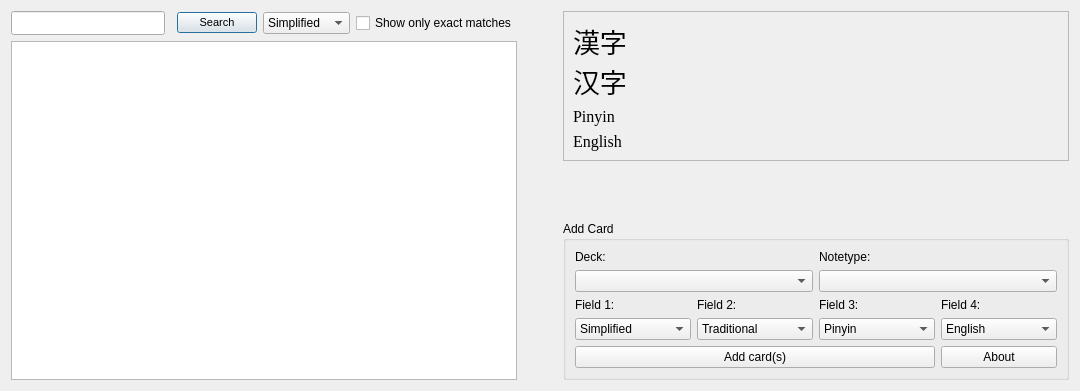
Old version of the form designer/dict_ui.ui in the repository ThoreBor/CC-CEDICT-for-Anki.
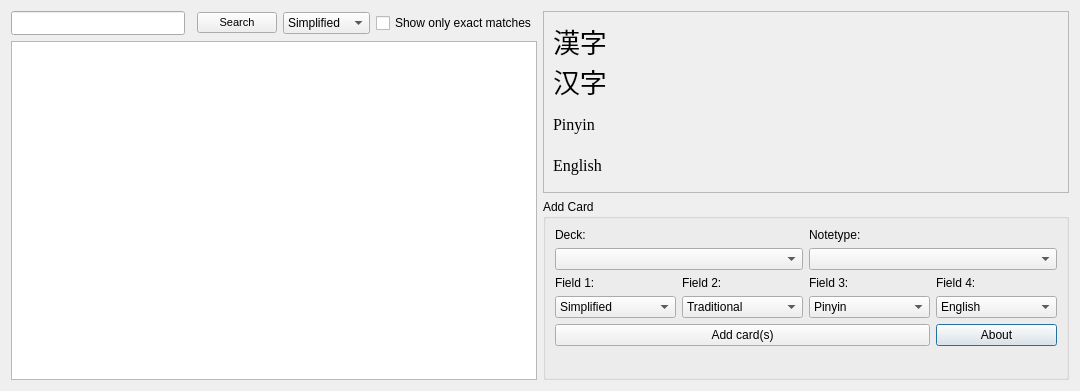
New version of the form. Icons and pictures are not drawn.

```diff
--- a/designer/dict_ui.ui
+++ b/designer/dict_ui.ui
@@ -24,23 +24,7 @@
     <normaloff>:/icon/icons/icon.png</normaloff>:/icon/icons/icon.png</iconset>
   </property>
   <layout class="QGridLayout" name="gridLayout_4">
-   <item row="0" column="1" rowspan="3">
-    <spacer name="horizontalSpacer">
-     <property name="orientation">
-      <enum>Qt::Horizontal</enum>
-     </property>
-     <property name="sizeType">
-      <enum>QSizePolicy::Minimum</enum>
-     </property>
-     <property name="sizeHint" stdset="0">
-      <size>
-       <width>40</width>
-       <height>20</height>
-      </size>
-     </property>
-    </spacer>
-   </item>
-   <item row="0" column="2">
+   <item row="0" column="1">
     <widget class="QScrollArea" name="scrollArea">
      <property name="widgetResizable">
       <bool>true</bool>
@@ -50,8 +34,8 @@
        <rect>
         <x>0</x>
         <y>0</y>
-        <width>472</width>
-        <height>151</height>
+        <width>518</width>
+        <height>182</height>
        </rect>
       </property>
       <layout class="QVBoxLayout" name="verticalLayout">
@@ -108,72 +92,7 @@
      </widget>
     </widget>
    </item>
-   <item row="0" column="0" rowspan="3">
-    <layout class="QGridLayout" name="gridLayout">
-     <item row="0" column="0">
-      <widget class="QLineEdit" name="Query">
-       <property name="font">
-        <font>
-         <family>SimHei</family>
-         <pointsize>8</pointsize>
-        </font>
-       </property>
-      </widget>
-     </item>
-     <item row="2" column="0" colspan="5">
-      <widget class="QListWidget" name="Results">
-       <property name="font">
-        <font>
-         <family>SimHei</family>
-         <pointsize>10</pointsize>
-        </font>
-       </property>
-      </widget>
-     </item>
-     <item row="0" column="3">
-      <widget class="QComboBox" name="Input_Type">
-       <item>
-        <property name="text">
-         <string>Simplified</string>
-        </property>
-       </item>
-       <item>
-        <property name="text">
-         <string>Traditional</string>
-        </property>
-       </item>
-       <item>
-        <property name="text">
-         <string>English</string>
-        </property>
-       </item>
-      </widget>
-     </item>
-     <item row="0" column="2">
-      <widget class="QPushButton" name="SearchButton">
-       <property name="font">
-        <font>
-         <pointsize>8</pointsize>
-        </font>
-       </property>
-       <property name="text">
-        <string>Search</string>
-       </property>
-      </widget>
-     </item>
-     <item row="0" column="4">
-      <widget class="QCheckBox" name="checkBox">
-       <property name="text">
-        <string>Show only exact matches</string>
-       </property>
-       <property name="checked">
-        <bool>false</bool>
-       </property>
-      </widget>
-     </item>
-    </layout>
-   </item>
-   <item row="2" column="2">
+   <item row="1" column="1">
     <widget class="QGroupBox" name="AddCard">
      <property name="title">
       <string>Add Card</string>
@@ -351,24 +270,86 @@
         </item>
        </layout>
       </item>
+      <item row="1" column="0">
+       <spacer name="verticalSpacer">
+        <property name="orientation">
+         <enum>Qt::Vertical</enum>
+        </property>
+        <property name="sizeHint" stdset="0">
+         <size>
+          <width>20</width>
+          <height>0</height>
+         </size>
+        </property>
+       </spacer>
+      </item>
      </layout>
     </widget>
    </item>
-   <item row="1" column="2">
-    <spacer name="verticalSpacer">
-     <property name="orientation">
-      <enum>Qt::Vertical</enum>
-     </property>
-     <property name="sizeType">
-      <enum>QSizePolicy::Expanding</enum>
-     </property>
-     <property name="sizeHint" stdset="0">
-      <size>
-       <width>20</width>
-       <height>40</height>
-      </size>
-     </property>
-    </spacer>
+   <item row="0" column="0" rowspan="2">
+    <layout class="QGridLayout" name="gridLayout">
+     <item row="0" column="0">
+      <widget class="QLineEdit" name="Query">
+       <property name="font">
+        <font>
+         <family>SimHei</family>
+         <pointsize>8</pointsize>
+        </font>
+       </property>
+      </widget>
+     </item>
+     <item row="2" column="0" colspan="5">
+      <widget class="QListWidget" name="Results">
+       <property name="font">
+        <font>
+         <family>SimHei</family>
+         <pointsize>10</pointsize>
+        </font>
+       </property>
+      </widget>
+     </item>
+     <item row="0" column="3">
+      <widget class="QComboBox" name="Input_Type">
+       <item>
+        <property name="text">
+         <string>Simplified</string>
+        </property>
+       </item>
+       <item>
+        <property name="text">
+         <string>Traditional</string>
+        </property>
+       </item>
+       <item>
+        <property name="text">
+         <string>English</string>
+        </property>
+       </item>
+      </widget>
+     </item>
+     <item row="0" column="2">
+      <widget class="QPushButton" name="SearchButton">
+       <property name="font">
+        <font>
+         <pointsize>8</pointsize>
+        </font>
+       </property>
+       <property name="text">
+        <string>Search</string>
+       </property>
+      </widget>
+     </item>
+     <item row="0" column="4">
+      <widget class="QCheckBox" name="checkBox">
+       <property name="text">
+        <string>Show only exact matches</string>
+       </property>
+       <property name="checked">
+        <bool>false</bool>
+       </property>
+      </widget>
+     </item>
+    </layout>
    </item>
   </layout>
  </widget>
```
